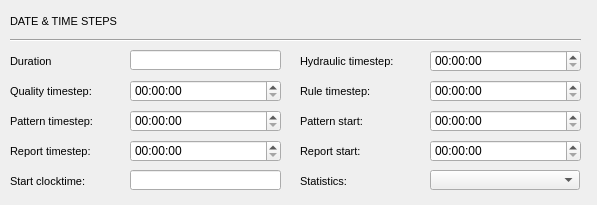
Above: ui/ws_times.ui from Giswater/giswater_qgis_plugin before the change. Below: the same form after it.
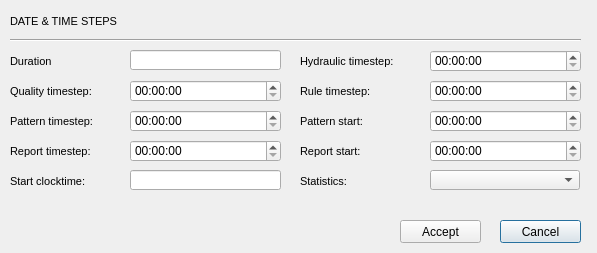
That is the form after the change.

What changed in the file:
```diff
--- a/ui/ws_times.ui
+++ b/ui/ws_times.ui
@@ -7,7 +7,7 @@
     <x>0</x>
     <y>0</y>
     <width>597</width>
-    <height>205</height>
+    <height>253</height>
    </rect>
   </property>
   <property name="windowTitle">
@@ -549,6 +549,32 @@
     </rect>
    </property>
   </widget>
+  <widget class="QPushButton" name="btn_cancel">
+   <property name="geometry">
+    <rect>
+     <x>500</x>
+     <y>220</y>
+     <width>81</width>
+     <height>23</height>
+    </rect>
+   </property>
+   <property name="text">
+    <string>Cancel</string>
+   </property>
+  </widget>
+  <widget class="QPushButton" name="btn_accept_2">
+   <property name="geometry">
+    <rect>
+     <x>400</x>
+     <y>220</y>
+     <width>81</width>
+     <height>23</height>
+    </rect>
+   </property>
+   <property name="text">
+    <string>Accept</string>
+   </property>
+  </widget>
  </widget>
  <tabstops>
   <tabstop>duration</tabstop>
```
